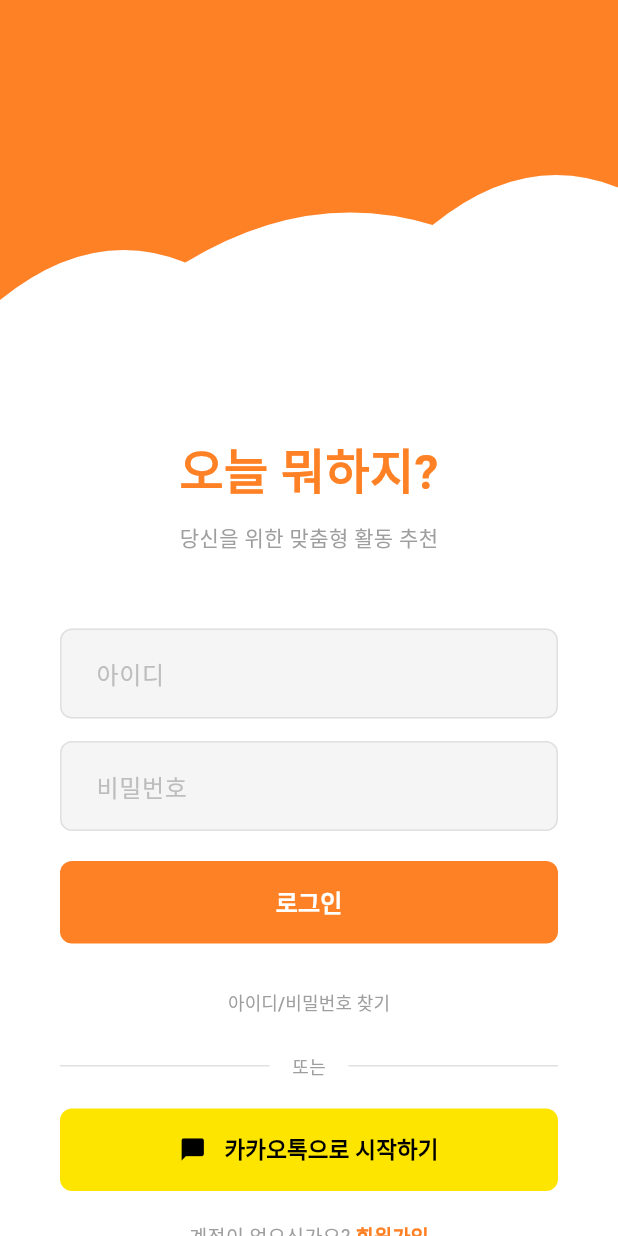
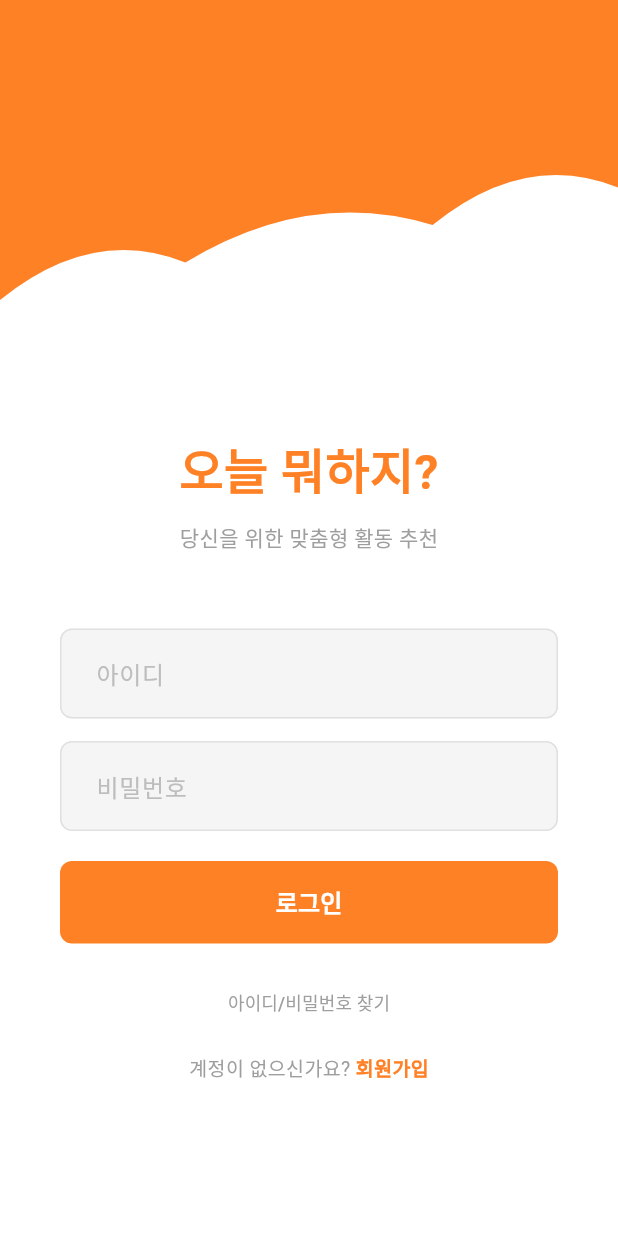
Before and after one commit to sswwdk/EclipseApp, a Flutter app: the screen it shows after launch, on a phone screen of 412 x 824 dp. Run offline on Flutter 3.47's test engine with Material 3 defaults, Android fonts, the phone set to English and light mode, and no system bars; our stand-ins replace geolocator; accounts and stored records are empty.

Commit message:
[refactor] 카카오톡으로 로그인 삭제

```diff
--- a/lib/presentation/screens/auth/login_screen.dart
+++ b/lib/presentation/screens/auth/login_screen.dart
@@ -277,70 +277,6 @@ class _LoginScreenState extends State<LoginScreen> {
 
               const SizedBox(height: 10),
 
-              // 또는 구분선
-              Padding(
-                padding: const EdgeInsets.symmetric(horizontal: 40),
-                child: Row(
-                  children: [
-                    Expanded(child: Divider(color: Colors.grey[300])),
-                    const Padding(
-                      padding: EdgeInsets.symmetric(horizontal: 15),
-                      child: Text(
-                        '또는',
-                        style: TextStyle(
-                          fontSize: 12,
-                          color: Colors.grey,
-                        ),
-                      ),
-                    ),
-                    Expanded(child: Divider(color: Colors.grey[300])),
-                  ],
-                ),
-              ),
-
-              const SizedBox(height: 20),
-
-              // 카카오 로그인 버튼
-              Padding(
-                padding: const EdgeInsets.symmetric(horizontal: 40),
-                child: SizedBox(
-                  width: double.infinity,
-                  child: ElevatedButton(
-                    onPressed: () {
-                      // 카카오 로그인 로직
-                    },
-                    style: ElevatedButton.styleFrom(
-                      backgroundColor: const Color(0xFFFEE500),
-                      padding: const EdgeInsets.symmetric(vertical: 16),
-                      shape: RoundedRectangleBorder(
-                        borderRadius: BorderRadius.circular(8),
-                      ),
-                      elevation: 0,
-                    ),
-                    child: Row(
-                      mainAxisAlignment: MainAxisAlignment.center,
-                      children: [
-                        const Icon(
-                          Icons.chat_bubble,
-                          color: Colors.black,
-                        ),
-                        const SizedBox(width: 12),
-                        const Text(
-                          '카카오톡으로 시작하기',
-                          style: TextStyle(
-                            fontSize: 15,
-                            fontWeight: FontWeight.w600,
-                            color: Colors.black,
-                          ),
-                        ),
-                      ],
-                    ),
-                  ),
-                ),
-              ),
-
-              const SizedBox(height: 20),
-
               // 회원가입
               Row(
                 mainAxisAlignment: MainAxisAlignment.center,
```
